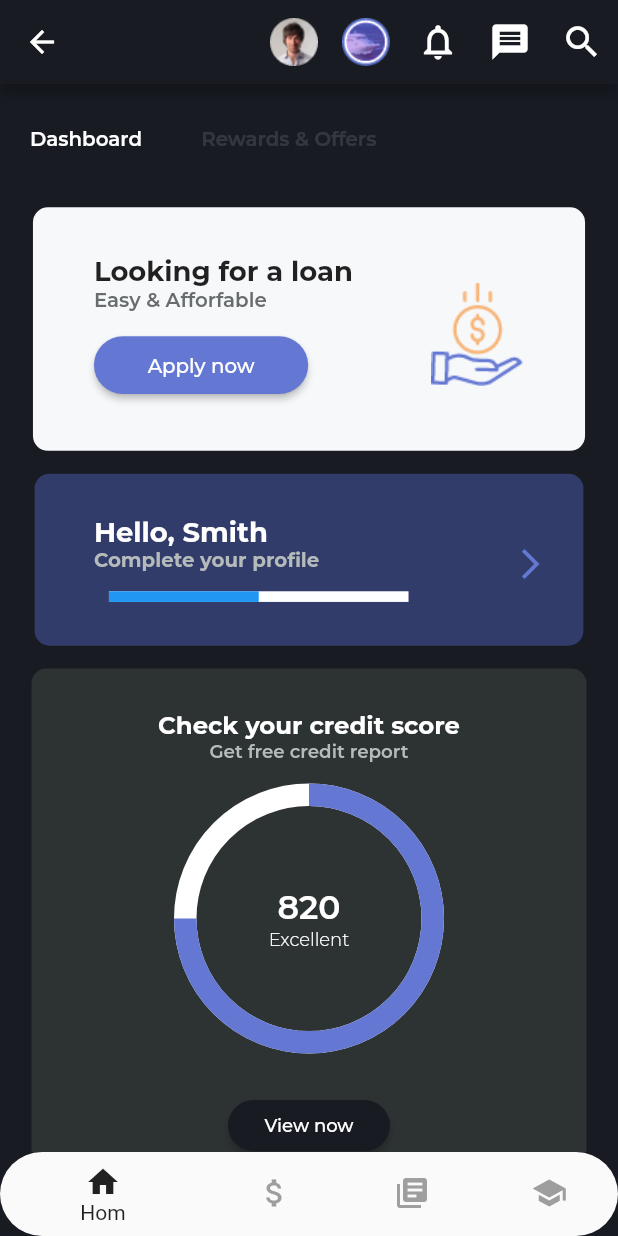
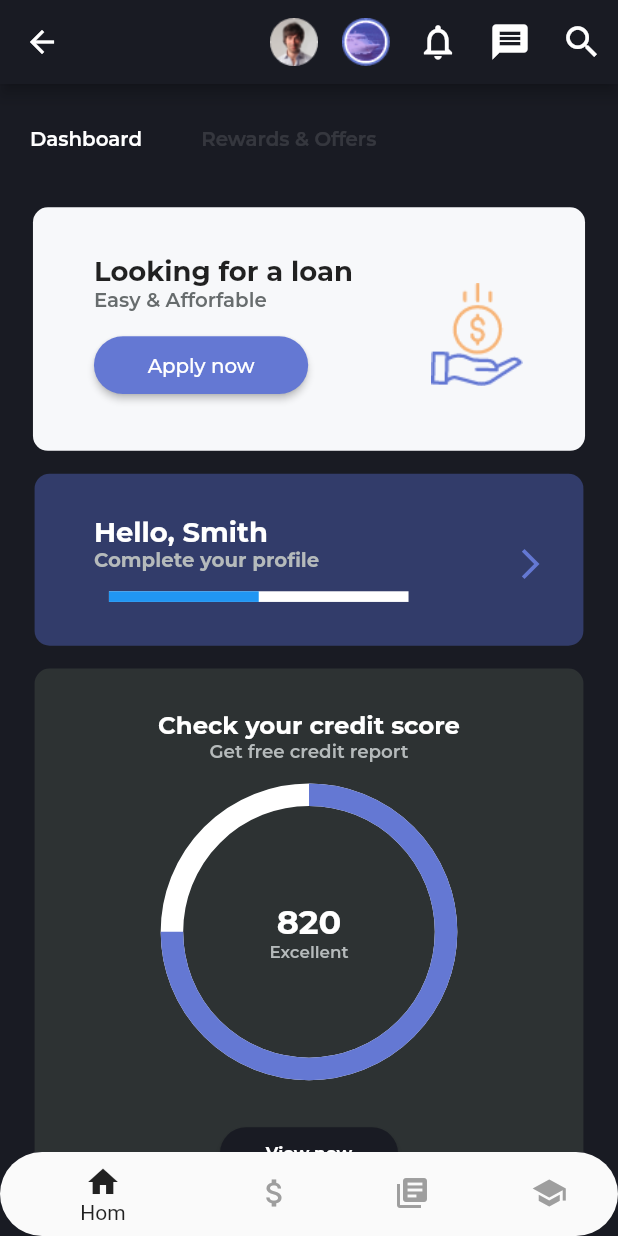
Before and after one commit to ansababdulla/loanApp, a Flutter app: the Dashboard screen opened directly, on a phone screen of 412 x 824 dp. Run offline on Flutter 3.47's test engine with Material 2 defaults, Android fonts, the phone set to English and light mode, and no system bars; drawn by our look-alikes of percent_indicator; our stand-ins replace carousel_slider, dots_indicator, flutter_redux, google_fonts, otp_text_field, redux.

Commit message:
changes in onboarding page

```diff
--- a/lib/Dashboard/dashboard.dart
+++ b/lib/Dashboard/dashboard.dart
@@ -289,7 +289,7 @@ class _Dashboard extends State<Dashboard> with TickerProviderStateMixin{
                     ),
                   ),
                 ),
-                Padding(padding: EdgeInsets.only(left:21,right: 21,bottom:15),
+                Padding(padding: EdgeInsets.only(left:Responsive.width(21, context),right: Responsive.width(21, context),bottom:Responsive.height(15, context)),
                 child: Container(
                   width: Responsive.width(335, context),
                   height: Responsive.height(374, context),
@@ -308,7 +308,7 @@ class _Dashboard extends State<Dashboard> with TickerProviderStateMixin{
                             Padding(padding:EdgeInsets.only(top:Responsive.height(27, context)),child:Text('Check your credit score',style: GoogleFonts.montserrat(fontSize:Responsive.height(16, context),fontWeight:FontWeight.w700,color: Colors.white),)),
                             Padding(child: Text('Get free credit report',style: GoogleFonts.montserrat(fontSize:Responsive.height(12, context),fontWeight:FontWeight.w600,color: Color(0xffB5BABB)),),padding: EdgeInsets.only(bottom:Responsive.width(13, context)),),
                             CircularPercentIndicator(
-                            radius: 180.0,
+                            radius: Responsive.width(180, context),
                             animation: true,
                             animationDuration: 1200,
                             lineWidth: 15.0,
@@ -317,21 +317,21 @@ class _Dashboard extends State<Dashboard> with TickerProviderStateMixin{
                               crossAxisAlignment: CrossAxisAlignment.center,
                               mainAxisAlignment: MainAxisAlignment.center,
                               children: [
-                                Text('820',style: GoogleFonts.montserrat(color: Colors.white,fontSize:22,fontWeight: FontWeight.w600),),
-                                Text('Excellent',style:GoogleFonts.montserrat(color:Colors.white,fontSize:12,fontWeight: FontWeight.w300))
+                                Text('820',style: GoogleFonts.montserrat(color: Colors.white,fontSize:Responsive.height(22, context),fontWeight: FontWeight.w700),),
+                                Text('Excellent',style:GoogleFonts.montserrat(color:Color(0xffB5BABB),fontSize:Responsive.height(11, context),fontWeight: FontWeight.w600))
                               ],
                             ),
                             circularStrokeCap: CircularStrokeCap.butt,
                             backgroundColor: Colors.white,
                             progressColor: Color(0xff6478D3),
                           ),
-                          Padding(padding: EdgeInsets.only(top: 31),
+                          Padding(padding: EdgeInsets.only(top: Responsive.height(31, context)),
                           child:Container(
-                            width: 108,
-                            height: 34,
+                            width: Responsive.width(108, context),
+                            height: Responsive.height(34, context),
                             child:RaisedButton(onPressed: (){ },
                             color: Color(0xff191B23),
-                            child:Text('View now',style:GoogleFonts.montserrat(fontSize: 12,color: Colors.white,fontWeight: FontWeight.w500)),
+                            child:Text('View now',style:GoogleFonts.montserrat(fontSize: Responsive.height(11, context),color: Colors.white,fontWeight: FontWeight.w700)),
                             shape: new RoundedRectangleBorder(
                             borderRadius:new BorderRadius.circular(30.0)
                             ),
@@ -342,10 +342,10 @@ class _Dashboard extends State<Dashboard> with TickerProviderStateMixin{
                     ),
                   ),
                 ),
-                Padding(padding: EdgeInsets.only(left:21,right: 21,bottom:15),
+                Padding(padding: EdgeInsets.only(left:Responsive.width(21, context),right: Responsive.width(21, context),bottom:Responsive.height(15, context)),
                 child: Container(
-                  width: 333,
-                  height: 162,
+                  width: Responsive.width(333, context),
+                  height: Responsive.height(162, context),
                   color: Color(0xff191B23),
                     child: Container(
                       decoration: BoxDecoration(color: Color(0xff6478D3),
@@ -356,32 +356,33 @@ class _Dashboard extends State<Dashboard> with TickerProviderStateMixin{
                           children:<Widget>[
                             Row(children: <Widget>[
                               Column(
+                                crossAxisAlignment: CrossAxisAlignment.start,
                                 children:<Widget>[
-                                  Padding(padding: EdgeInsets.only(left:26,top:26,right:37),
-                                  child: Text('Congratulations for your',style: GoogleFonts.montserrat(fontSize:14,color:Colors.white,fontWeight:FontWeight.w300),),),
-                                  Padding(padding: EdgeInsets.only(left:26,right:37,bottom:25),
-                                  child: Text('Pre-approved loan',style: GoogleFonts.montserrat(fontSize:18,color:Colors.white,fontWeight:FontWeight.w600),),)
+                                  Padding(padding: EdgeInsets.only(left:Responsive.width(26, context),top:Responsive.height(26, context),right:Responsive.width(37, context)),
+                                  child: Text('Congratulations for your',style: GoogleFonts.montserrat(fontSize:Responsive.height(12, context),color:Color(0xffE8E9EA),fontWeight:FontWeight.w400),),),
+                                  Padding(padding: EdgeInsets.only(left:Responsive.width(26, context),right:Responsive.width(37, context),bottom:Responsive.height(25, context)),
+                                  child: Text('Pre-approved loan',style: GoogleFonts.montserrat(fontSize:Responsive.height(15 , context),color:Colors.white,fontWeight:FontWeight.w700),),)
                                 ]
                               ),
-                              Padding(padding:EdgeInsets.only(top:15,right: 27,bottom: 17),
+                              Padding(padding:EdgeInsets.only(top:Responsive.height(15, context),right: Responsive.width(27, context),bottom: Responsive.height(17, context)),
                               child:Image.asset('assets/images/Group 3571.png'))
                             ],),
                             Row(
                               children: <Widget>[
                               Column(
                                 children:<Widget>[
-                                  Padding(padding: EdgeInsets.only(left:25,right: 53),
-                                  child:Text('125000',style: GoogleFonts.montserrat(fontSize:26,color:Colors.white,fontWeight:FontWeight.w600),) ,),
-                                  Padding(padding: EdgeInsets.only(left:25,right: 54),
-                                  child:Text('12% interest rate',style: GoogleFonts.montserrat(fontSize:12,color:Colors.white,fontWeight:FontWeight.w300),))
+                                  Padding(padding: EdgeInsets.only(left:Responsive.width(25, context),right: Responsive.width(53, context)),
+                                  child:Text('125000',style: GoogleFonts.montserrat(fontSize:Responsive.height(26, context),color:Colors.white,fontWeight:FontWeight.w700),) ,),
+                                  Padding(padding: EdgeInsets.only(left:Responsive.width(25, context),right: Responsive.width(54, context)),
+                                  child:Text('12% interest rate',style: GoogleFonts.montserrat(fontSize:Responsive.height(12, context),color:Color(0xffF7F8F9),fontWeight:FontWeight.w400),))
                                 ]
                               ),
                                 Container(
-                                  width: 120,
-                                  height: 38,
+                                  width: Responsive.width(120, context),
+                                  height: Responsive.height(38, context),
                                   child: RaisedButton(
                                     color: Colors.white,
-                                      child:Text('Apply now',style:GoogleFonts.montserrat(fontSize: 13,color: Colors.black,fontWeight: FontWeight.w500)),
+                                      child:Text('Apply now',style:GoogleFonts.montserrat(fontSize: Responsive.height(13, context),color: Colors.black,fontWeight: FontWeight.w700)),
                                       onPressed: () => {
                                         Navigator.of(context).pushReplacement(
                                           MaterialPageRoute(
--- a/lib/Registration/otp_verification.dart
+++ b/lib/Registration/otp_verification.dart
@@ -70,7 +70,7 @@ class _OtpVerificaion extends State<OtpVerfication> with TickerProviderStateMixi
                               Padding(padding: EdgeInsets.only(left: 30,right: 39,bottom: 8),
                               child: Text('We have send\nyou an OTP',style:GoogleFonts.montserrat(fontSize:26,fontWeight: FontWeight.w500,color: Colors.black),),),
                               Padding(padding: EdgeInsets.only(left: 40,right: 50,bottom: 28),
-                              child: Text('OTP is necessary for us to\nascertain your number -\n889232120',style:GoogleFonts.montserrat(fontSize:14,fontWeight: FontWeight.w400,color: Colors.black),),),
+                              child: Text('OTP is necessary for us to\nascertain your number -\n889232120',style:GoogleFonts.montserrat(fontSize:14,fontWeight: FontWeight.w500,color: Color(0xff676C6D)),),),
                               Padding(padding: EdgeInsets.only(left: 53,right: 35,bottom: 30),
                               child: OTPTextField(
                                 length:4,
@@ -88,7 +88,7 @@ class _OtpVerificaion extends State<OtpVerfication> with TickerProviderStateMixi
                                 },
                               ),),
                               Padding(padding: EdgeInsets.only(left: 62,right: 61),
-                              child: Text('Didnt recieve OTP?',style:GoogleFonts.montserrat(fontSize:12,fontWeight: FontWeight.w400,color: Colors.black),),),
+                              child: Text('Didnt recieve OTP?',style:GoogleFonts.montserrat(fontSize:12,fontWeight: FontWeight.w500,color: Color(0xff676C6D)),),),
                               Padding(
                                 padding: EdgeInsets.only(left:62,right:61),
                                 child: GestureDetector(
--- a/lib/Registration/registration.dart
+++ b/lib/Registration/registration.dart
@@ -89,7 +89,7 @@ class _Registration extends State<Registration> with TickerProviderStateMixin {
                                       Padding(
                                         padding:EdgeInsets.only(left:size.width * 0.11,right: 39,bottom: 22),
                                         child: Text('mobile number linked with\nbank is needed to apply',
-                                          style:GoogleFonts.montserrat(textStyle:TextStyle(color: Color(0xff676C6D),fontSize: size.height * 0.017 ,fontWeight: FontWeight.w400))
+                                          style:GoogleFonts.montserrat(textStyle:TextStyle(color: Color(0xff676C6D),fontSize: Responsive.height(14, context) ,fontWeight: FontWeight.w500))
                                         ),
                                       ),
                                       Padding(
```
